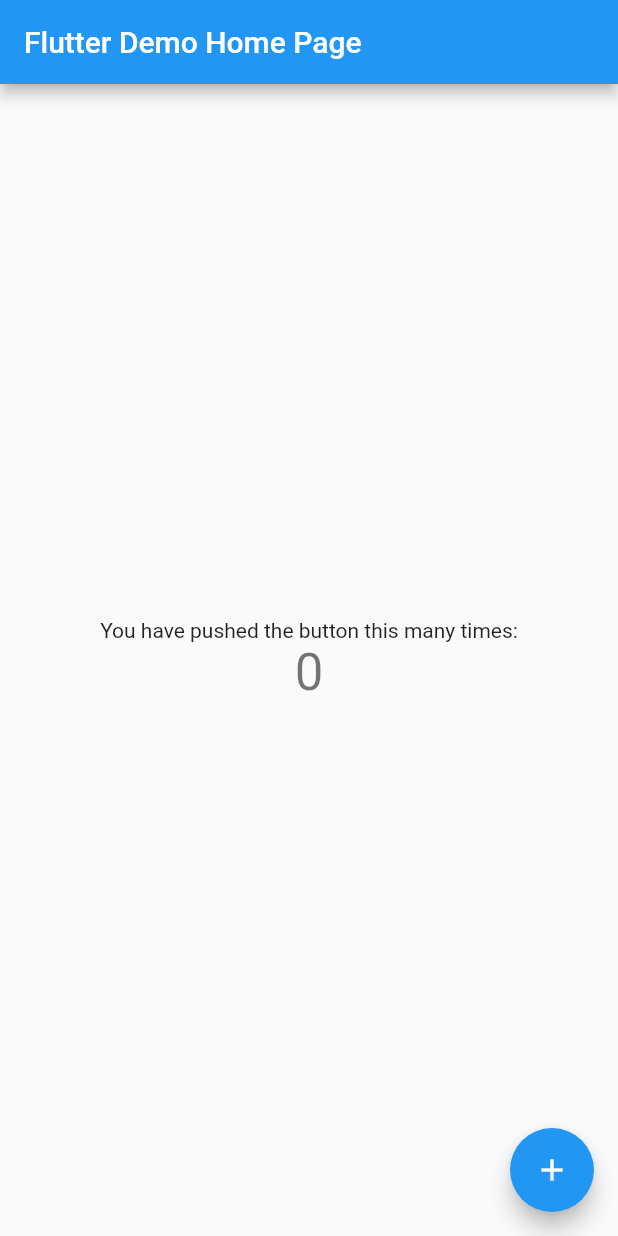
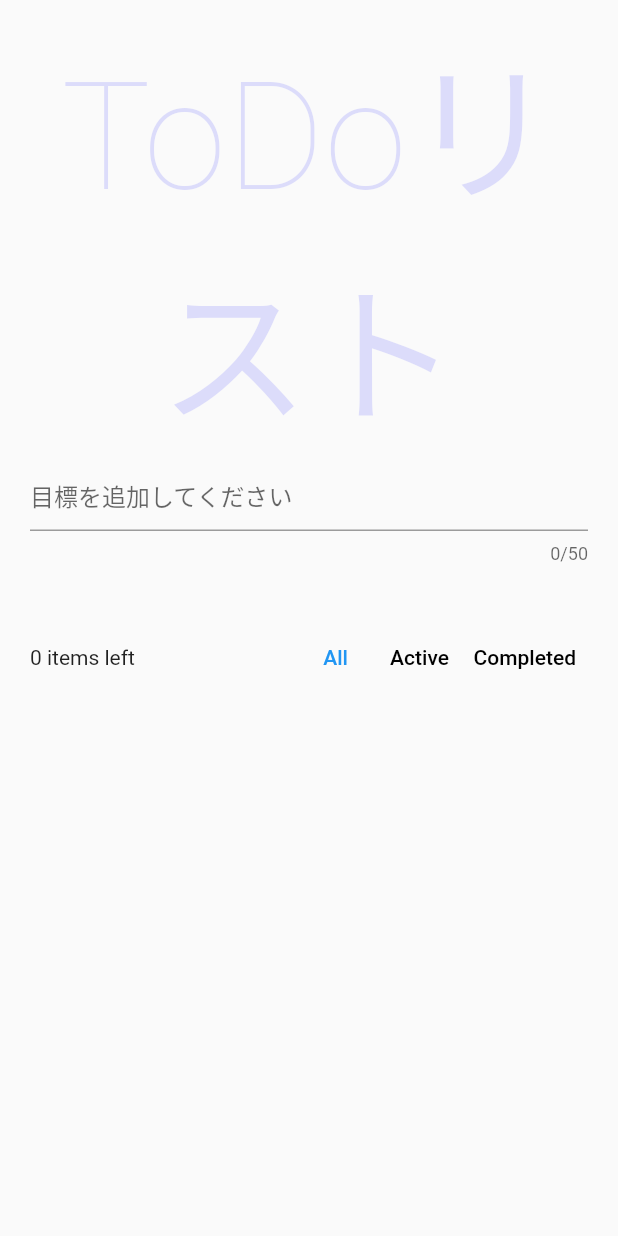
Before and after one commit to naruogram/todo_flutter, a Flutter app: the screen it shows after launch, on a phone screen of 412 x 824 dp. Run offline on Flutter 3.47's test engine with Material 2 defaults, Android fonts, the phone set to English and light mode, and no system bars; our stand-ins replace flutter_hooks, hooks_riverpod, riverpod; Roboto replaces fonts that are missing (Helvetica Neue).

Commit message:
Riverpodの練習
Riverpod v1.0のサンプルを見ながら、作りました。

```diff
--- a/lib/main.dart
+++ b/lib/main.dart
@@ -1,115 +1,18 @@
 import 'package:flutter/material.dart';
+import 'package:hooks_riverpod/hooks_riverpod.dart';
+import 'package:todo_flutter/todo/page/todo_list_page.dart';
 
 void main() {
-  runApp(const MyApp());
+  runApp(const ProviderScope(child: MyApp()));
 }
 
 class MyApp extends StatelessWidget {
   const MyApp({Key? key}) : super(key: key);
 
-  // This widget is the root of your application.
   @override
   Widget build(BuildContext context) {
-    return MaterialApp(
-      title: 'Flutter Demo',
-      theme: ThemeData(
-        // This is the theme of your application.
-        //
-        // Try running your application with "flutter run". You'll see the
-        // application has a blue toolbar. Then, without quitting the app, try
-        // changing the primarySwatch below to Colors.green and then invoke
-        // "hot reload" (press "r" in the console where you ran "flutter run",
-        // or simply save your changes to "hot reload" in a Flutter IDE).
-        // Notice that the counter didn't reset back to zero; the application
-        // is not restarted.
-        primarySwatch: Colors.blue,
-      ),
-      home: const MyHomePage(title: 'Flutter Demo Home Page'),
+    return const MaterialApp(
+      home: TodoListPage(),
     );
   }
 }
-
-class MyHomePage extends StatefulWidget {
-  const MyHomePage({Key? key, required this.title}) : super(key: key);
-
-  // This widget is the home page of your application. It is stateful, meaning
-  // that it has a State object (defined below) that contains fields that affect
-  // how it looks.
-
-  // This class is the configuration for the state. It holds the values (in this
-  // case the title) provided by the parent (in this case the App widget) and
-  // used by the build method of the State. Fields in a Widget subclass are
-  // always marked "final".
-
-  final String title;
-
-  @override
-  State<MyHomePage> createState() => _MyHomePageState();
-}
-
-class _MyHomePageState extends State<MyHomePage> {
-  int _counter = 0;
-
-  void _incrementCounter() {
-    setState(() {
-      // This call to setState tells the Flutter framework that something has
-      // changed in this State, which causes it to rerun the build method below
-      // so that the display can reflect the updated values. If we changed
-      // _counter without calling setState(), then the build method would not be
-      // called again, and so nothing would appear to happen.
-      _counter++;
-    });
-  }
-
-  @override
-  Widget build(BuildContext context) {
-    // This method is rerun every time setState is called, for instance as done
-    // by the _incrementCounter method above.
-    //
-    // The Flutter framework has been optimized to make rerunning build methods
-    // fast, so that you can just rebuild anything that needs updating rather
-    // than having to individually change instances of widgets.
-    return Scaffold(
-      appBar: AppBar(
-        // Here we take the value from the MyHomePage object that was created by
-        // the App.build method, and use it to set our appbar title.
-        title: Text(widget.title),
-      ),
-      body: Center(
-        // Center is a layout widget. It takes a single child and positions it
-        // in the middle of the parent.
-        child: Column(
-          // Column is also a layout widget. It takes a list of children and
-          // arranges them vertically. By default, it sizes itself to fit its
-          // children horizontally, and tries to be as tall as its parent.
-          //
-          // Invoke "debug painting" (press "p" in the console, choose the
-          // "Toggle Debug Paint" action from the Flutter Inspector in Android
-          // Studio, or the "Toggle Debug Paint" command in Visual Studio Code)
-          // to see the wireframe for each widget.
-          //
-          // Column has various properties to control how it sizes itself and
-          // how it positions its children. Here we use mainAxisAlignment to
-          // center the children vertically; the main axis here is the vertical
-          // axis because Columns are vertical (the cross axis would be
-          // horizontal).
-          mainAxisAlignment: MainAxisAlignment.center,
-          children: <Widget>[
-            const Text(
-              'You have pushed the button this many times:',
-            ),
-            Text(
-              '$_counter',
-              style: Theme.of(context).textTheme.headline4,
-            ),
-          ],
-        ),
-      ),
-      floatingActionButton: FloatingActionButton(
-        onPressed: _incrementCounter,
-        tooltip: 'Increment',
-        child: const Icon(Icons.add),
-      ), // This trailing comma makes auto-formatting nicer for build methods.
-    );
-  }
-}
--- /dev/null
+++ b/lib/todo/Provider/todo_page_provider.dart
@@ -0,0 +1,45 @@
+import 'package:flutter/material.dart';
+import 'package:hooks_riverpod/hooks_riverpod.dart';
+import 'package:todo_flutter/todo/model/todo_model.dart';
+
+
+enum TodoListFilter {
+  all,
+  active,
+  completed,
+}
+
+final todoListProvider = StateNotifierProvider<TodoMethod, List<Todo>>((ref) {
+  return TodoMethod(const []);
+});
+
+final todoListFilter = StateProvider((_) => TodoListFilter.all);
+
+
+final uncompletedTodosCount = Provider<int>((ref) {
+  return ref.watch(todoListProvider).where((todo) => !todo.completed).length;
+});
+
+final filteredTodos = Provider<List<Todo>>((ref) {
+  final filter = ref.watch(todoListFilter);
+  final todos = ref.watch(todoListProvider);
+
+  switch (filter) {
+    case TodoListFilter.completed:
+      return todos.where((todo) => todo.completed).toList();
+    case TodoListFilter.active:
+      return todos.where((todo) => !todo.completed).toList();
+    case TodoListFilter.all:
+      return todos;
+  }
+});
+
+final addTodoKey = GlobalKey<FormFieldState<String>>();
+final activeTodoKey = UniqueKey();
+final completedTodoKey = UniqueKey();
+final allTodoKey = UniqueKey();
+ class TodoListPageController extends ChangeNotifier {
+  TodoListPageController(this.ref) : super();
+  final Ref ref;
+
+}
--- /dev/null
+++ b/lib/todo/model/todo_model.dart
@@ -0,0 +1,72 @@
+import 'package:flutter/material.dart';
+import 'package:hooks_riverpod/hooks_riverpod.dart';
+import 'package:riverpod/riverpod.dart';
+import 'package:uuid/uuid.dart';
+
+const _uuid = Uuid();
+
+@immutable
+class Todo {
+  const Todo({
+    required this.description,
+    required this.id,
+    // required this.time,
+    this.completed = false,
+  });
+
+  final String id;
+  final String description;
+  // final String time;
+  final bool completed;
+
+  @override
+  String toString() {
+    return 'Todo(description: $description, completed: $completed)';
+  }
+}
+
+class TodoMethod extends StateNotifier<List<Todo>> {
+  TodoMethod([List<Todo>? initialTodos]) : super(initialTodos ?? []);
+
+  void add(String description){
+    state = [
+    ...state,
+      Todo(
+        id: _uuid.v4(),
+        description: description,
+      ),
+    ];
+  }
+    void toggle(String id) {
+    state = [
+      for (final todo in state)
+        if (todo.id == id)
+          Todo(
+            id: todo.id,
+            completed: !todo.completed,
+            description: todo.description,
+          )
+        else
+          todo,
+    ];
+  }
+
+  void edit({required String id, required String description}) {
+    state = [
+      for (final todo in state)
+        if (todo.id == id)
+          Todo(
+            id: todo.id,
+            completed: todo.completed,
+            description: description,
+          )
+        else
+          todo,
+    ];
+  }
+
+  void remove(Todo target) {
+    state = state.where((todo) => todo.id != target.id).toList();
+  }
+
+}
--- /dev/null
+++ b/lib/todo/page/todo_list_page.dart
@@ -0,0 +1,104 @@
+import 'package:flutter/material.dart';
+import 'package:flutter_hooks/flutter_hooks.dart';
+import 'package:hooks_riverpod/hooks_riverpod.dart';
+
+import 'package:todo_flutter/todo/Provider/todo_page_provider.dart';
+import 'package:todo_flutter/todo/model/todo_model.dart';
+import 'package:todo_flutter/todo/widgets/todo_text_form.dart';
+import 'package:todo_flutter/todo/widgets/title_todo.dart';
+import 'package:todo_flutter/todo/widgets/tool_bar.dart';
+
+class TodoListPage extends HookConsumerWidget {
+  const TodoListPage({
+    Key? key,
+  }) : super(key: key);
+
+  @override
+  Widget build(BuildContext context, WidgetRef ref) {
+    final todos = ref.watch(filteredTodos);
+    TextEditingController todoController=TextEditingController();
+    return GestureDetector(
+        onTap: () => FocusScope.of(context).unfocus(),
+        child: Scaffold(
+            body: ListView(
+                padding:
+                    const EdgeInsets.symmetric(horizontal: 20, vertical: 10),
+                children: [
+              const BasicTitle(),
+              TodoTextForm(
+                formKey: addTodoKey,
+                controller: todoController,
+                hintText: "目標を追加してください",
+              ),
+              const SizedBox(height: 42),
+              const Toolbar(),
+              if (todos.isNotEmpty) const Divider(height: 0),
+              for (var i = 0; i < todos.length; i++) ...[
+                if (i > 0) const Divider(height: 0),
+                Dismissible(
+                  key: ValueKey(todos[i].id),
+                  onDismissed: (_) {
+                    ref.read(todoListProvider.notifier).remove(todos[i]);
+                  },
+                  child: ProviderScope(
+                    overrides: [
+                      _currentTodo.overrideWithValue(todos[i]),
+                    ],
+                    child: const TodoItem(),
+                  ),
+                )
+              ]
+            ])));
+  }
+}
+
+final _currentTodo = Provider<Todo>((ref) => throw UnimplementedError());
+
+class TodoItem extends HookConsumerWidget {
+  const TodoItem({Key? key}) : super(key: key);
+
+  @override
+  Widget build(BuildContext context, WidgetRef ref) {
+    final todo = ref.watch(_currentTodo);
+    final itemFocusNode = useFocusNode();
+    useListenable(itemFocusNode);
+    final isFocused = itemFocusNode.hasFocus;
+    final textEditingController = useTextEditingController();
+    final textFieldFocusNode = useFocusNode();
+
+    return Material(
+      color: Colors.white,
+      elevation: 6,
+      child: Focus(
+        focusNode: itemFocusNode,
+        onFocusChange: (focused) {
+          if (focused) {
+            textEditingController.text = todo.description;
+          } else {
+            ref
+                .read(todoListProvider.notifier)
+                .edit(id: todo.id, description: textEditingController.text);
+          }
+        },
+        child: ListTile(
+          onTap: () {
+            itemFocusNode.requestFocus();
+            textFieldFocusNode.requestFocus();
+          },
+          leading: Checkbox(
+            value: todo.completed,
+            onChanged: (value) =>
+                ref.read(todoListProvider.notifier).toggle(todo.id),
+          ),
+          title: isFocused
+              ? TextField(
+                  autofocus: true,
+                  focusNode: textFieldFocusNode,
+                  controller: textEditingController,
+                )
+              : Text(todo.description),
+        ),
+      ),
+    );
+  }
+}
--- /dev/null
+++ b/lib/todo/widgets/title_todo.dart
@@ -0,0 +1,22 @@
+import 'package:flutter/material.dart';
+
+class BasicTitle extends StatelessWidget {
+  const BasicTitle({
+    Key? key,
+  }) : super(key: key);
+
+
+  @override
+  Widget build(BuildContext context) {
+    return const Text(
+      "ToDoリスト",
+      textAlign: TextAlign.center,
+      style: TextStyle(
+        color: Color.fromARGB(38, 47, 47, 247),
+        fontSize: 100,
+        fontWeight: FontWeight.w100,
+        fontFamily: 'Helvetica Neue',
+      ),
+    );
+  }
+}
--- /dev/null
+++ b/lib/todo/widgets/todo_text_form.dart
@@ -0,0 +1,40 @@
+import 'package:flutter/material.dart';
+import 'package:flutter_hooks/flutter_hooks.dart';
+import 'package:hooks_riverpod/hooks_riverpod.dart';
+import 'package:todo_flutter/todo/Provider/todo_page_provider.dart';
+
+class TodoTextForm extends HookConsumerWidget {
+  const TodoTextForm({
+    Key? key,
+    required this.formKey,
+    required this.controller,
+    this.hintText,
+    this.textInputType = TextInputType.text,
+    this.maxLength = 50,
+  }) : super(key: key);
+
+  final GlobalKey<FormFieldState<String>> formKey;
+  final TextEditingController controller;
+  final String? hintText;
+  final TextInputType textInputType;
+  final int maxLength;
+
+  @override
+  Widget build(BuildContext context, WidgetRef ref) {
+    return Column(crossAxisAlignment: CrossAxisAlignment.start, children: [
+      TextFormField(
+        key: formKey,
+        keyboardType: textInputType,
+        maxLength: maxLength,
+        controller: controller,
+        decoration: InputDecoration(
+          hintText: hintText ?? '',
+        ),
+        onFieldSubmitted: (value) {
+          ref.read(todoListProvider.notifier).add(value);
+          controller.clear();
+        },
+      )
+    ]);
+  }
+}
--- /dev/null
+++ b/lib/todo/widgets/tool_bar.dart
@@ -0,0 +1,76 @@
+import 'package:flutter/material.dart';
+import 'package:hooks_riverpod/hooks_riverpod.dart';
+import 'package:todo_flutter/todo/Provider/todo_page_provider.dart';
+
+class Toolbar extends HookConsumerWidget {
+  const Toolbar({
+    Key? key,
+  }) : super(key: key);
+
+  @override
+  Widget build(BuildContext context, WidgetRef ref) {
+    final filter = ref.watch(todoListFilter);
+
+    Color? textColorFor(TodoListFilter value) {
+      return filter == value ? Colors.blue : Colors.black;
+    }
+
+    return Material(
+      child: Row(
+        mainAxisAlignment: MainAxisAlignment.spaceBetween,
+        children: [
+          Expanded(
+            child: Text(
+              '${ref.watch(uncompletedTodosCount).toString()} items left',
+              overflow: TextOverflow.ellipsis,
+            ),
+          ),
+          Tooltip(
+            key: allTodoKey,
+            message: '全て',
+            child: TextButton(
+              onPressed: () =>
+                  ref.read(todoListFilter.notifier).state = TodoListFilter.all,
+              style: ButtonStyle(
+                visualDensity: VisualDensity.compact,
+                foregroundColor:
+                    MaterialStateProperty.all(textColorFor(TodoListFilter.all)),
+              ),
+              child: const Text('All'),
+            ),
+          ),
+          Tooltip(
+            key: activeTodoKey,
+            message: 'アクティブ',
+            child: TextButton(
+              onPressed: () => ref.read(todoListFilter.notifier).state =
+                  TodoListFilter.active,
+              style: ButtonStyle(
+                visualDensity: VisualDensity.compact,
+                foregroundColor: MaterialStateProperty.all(
+                  textColorFor(TodoListFilter.active),
+                ),
+              ),
+              child: const Text('Active'),
+            ),
+          ),
+          Tooltip(
+            key: completedTodoKey,
+            message: '達成',
+            child: TextButton(
+              onPressed: () => ref.read(todoListFilter.notifier).state =
+                  TodoListFilter.completed,
+              style: ButtonStyle(
+                visualDensity: VisualDensity.compact,
+                foregroundColor: MaterialStateProperty.all(
+                  textColorFor(TodoListFilter.completed),
+                ),
+              ),
+              child: const Text('Completed'),
+            ),
+          ),
+        ],
+      ),
+    );
+  }
+}
```
Also changed, not shown: lib/todo/widgets/todo_item.dart (added, +53 -0 lines), pubspec.yaml (+11 -2 lines), 7 other files.
